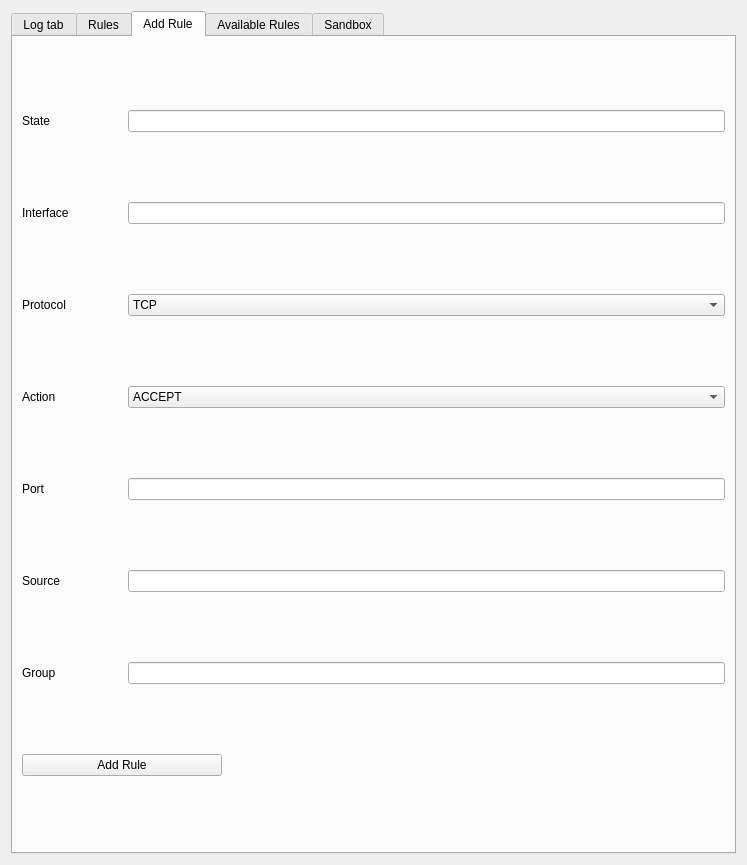
HoangGiap1804/Firewall-Application, file frontend/main.ui: the form before one commit.
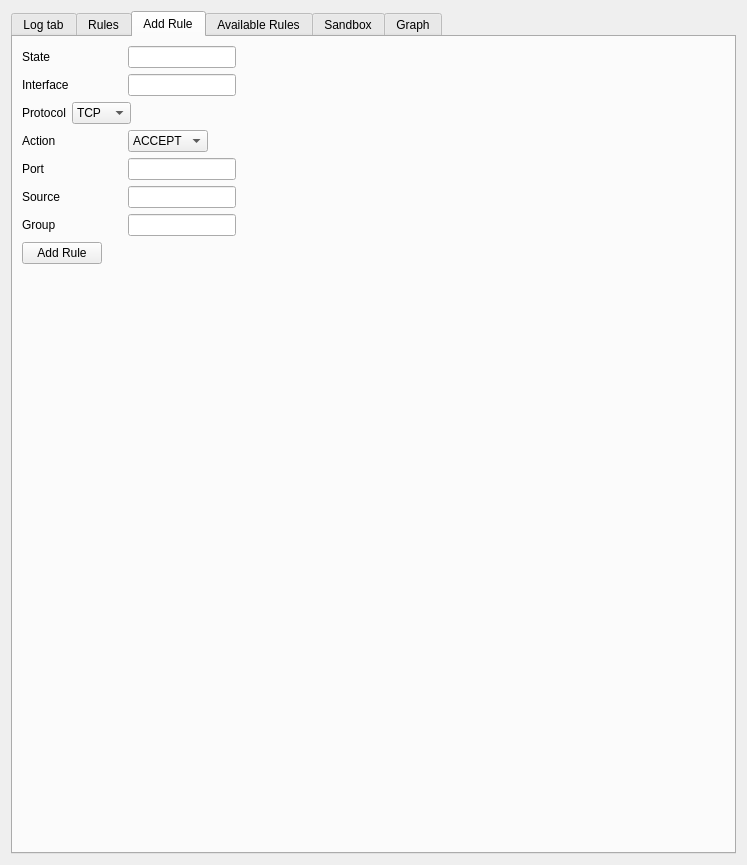
The form after the commit. The open tabs and pages were chosen to show the change.

Diff of the .ui file:
```diff
--- a/frontend/main.ui
+++ b/frontend/main.ui
@@ -273,10 +273,10 @@
       <attribute name="title">
        <string>Add Rule</string>
       </attribute>
-      <layout class="QVBoxLayout" name="verticalLayout_3">
-       <item>
-        <layout class="QHBoxLayout" name="horizontalLayout_4">
-         <item>
+      <layout class="QFormLayout" name="formLayout">
+       <item row="0" column="0">
+        <layout class="QFormLayout" name="formLayout_2">
+         <item row="0" column="0">
           <widget class="QLabel" name="labelState">
            <property name="minimumSize">
             <size>
@@ -289,12 +289,12 @@
            </property>
           </widget>
          </item>
-         <item>
+         <item row="0" column="1">
           <widget class="QLineEdit" name="editState"/>
          </item>
         </layout>
        </item>
-       <item>
+       <item row="1" column="0">
         <layout class="QHBoxLayout" name="horizontalLayout_5">
          <item>
           <widget class="QLabel" name="labelInterface">
@@ -320,7 +320,7 @@
          </item>
         </layout>
        </item>
-       <item>
+       <item row="2" column="0">
         <layout class="QHBoxLayout" name="horizontalLayout_6">
          <item>
           <widget class="QLabel" name="labelProtocol">
@@ -356,7 +356,7 @@
          </item>
         </layout>
        </item>
-       <item>
+       <item row="3" column="0">
         <layout class="QHBoxLayout" name="horizontalLayout_7">
          <item>
           <widget class="QLabel" name="labelAction">
@@ -398,7 +398,7 @@
          </item>
         </layout>
        </item>
-       <item>
+       <item row="4" column="0">
         <layout class="QHBoxLayout" name="horizontalLayout_8">
          <item>
           <widget class="QLabel" name="labelPort">
@@ -424,7 +424,7 @@
          </item>
         </layout>
        </item>
-       <item>
+       <item row="5" column="0">
         <layout class="QHBoxLayout" name="horizontalLayout_9">
          <item>
           <widget class="QLabel" name="labelSource">
@@ -450,7 +450,7 @@
          </item>
         </layout>
        </item>
-       <item>
+       <item row="6" column="0">
         <layout class="QHBoxLayout" name="horizontalLayout_3">
          <item>
           <widget class="QLabel" name="labelGroup">
@@ -476,7 +476,7 @@
          </item>
         </layout>
        </item>
-       <item>
+       <item row="7" column="0">
         <widget class="QPushButton" name="buttonAddRule">
          <property name="sizePolicy">
           <sizepolicy hsizetype="Preferred" vsizetype="Fixed">
@@ -1294,6 +1294,33 @@
        </item>
       </layout>
      </widget>
+     <widget class="QWidget" name="tab_2">
+      <attribute name="title">
+       <string>Graph</string>
+      </attribute>
+      <widget class="QWidget" name="verticalLayoutWidget">
+       <property name="geometry">
+        <rect>
+         <x>10</x>
+         <y>20</y>
+         <width>701</width>
+         <height>501</height>
+        </rect>
+       </property>
+       <layout class="QVBoxLayout" name="vboxlayout">
+        <item>
+         <widget class="QFrame" name="frameGraph">
+          <property name="frameShape">
+           <enum>QFrame::StyledPanel</enum>
+          </property>
+          <property name="frameShadow">
+           <enum>QFrame::Raised</enum>
+          </property>
+         </widget>
+        </item>
+       </layout>
+      </widget>
+     </widget>
     </widget>
    </item>
   </layout>
```
Left out of the diff: 2 changed lines with no effect on the pictures.
